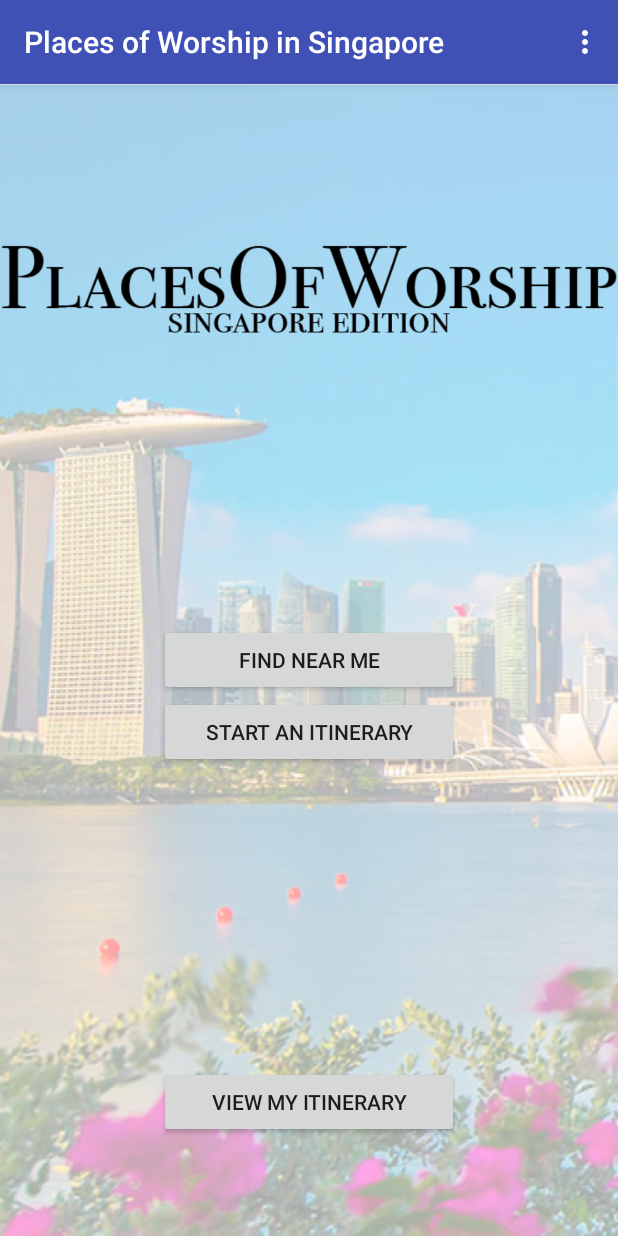
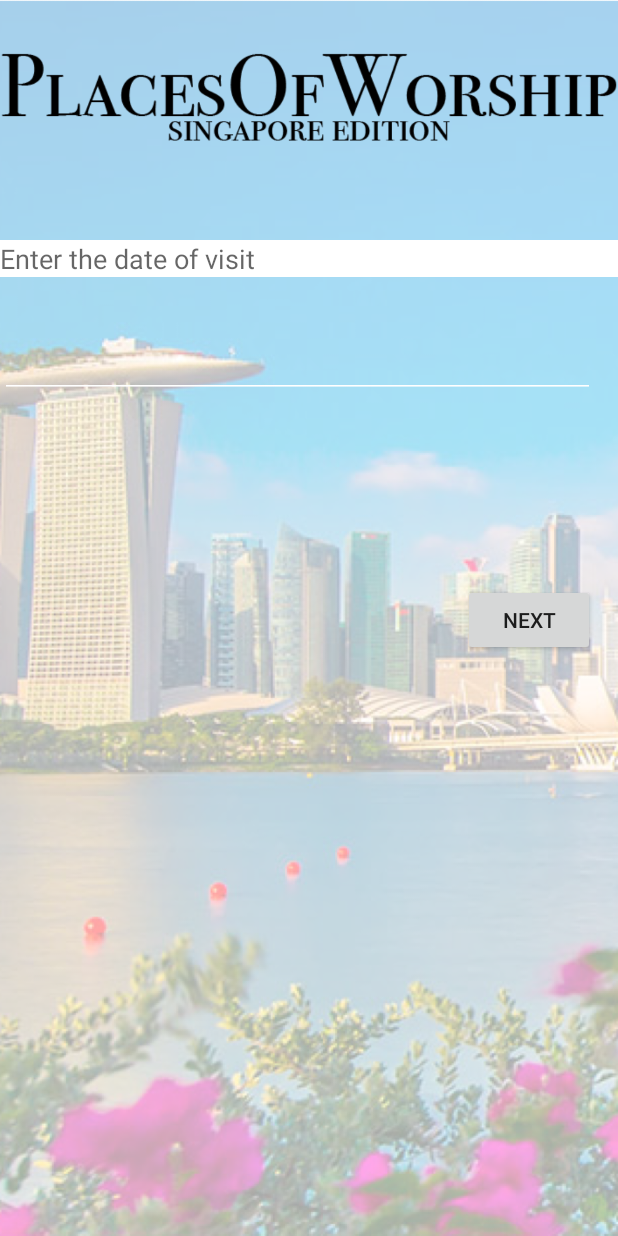
Before and after one commit to angelialau/term4aap, an Android app: the screen it shows after launch (MainActivity before the commit, newItinerary after it), after a tap on "START AN ITINERARY", on a phone screen of 412 x 824 dp. Run offline under Robolectric (Android 15) with nearby library versions, the phone set to English and light mode, and no system bars; our stand-ins replace Firebase (no records; nobody signed in at launch, a user with empty details on screens opened directly); libraries missing offline, so code that uses them is left out: com.firebase.ui; 3 statements that could not run were skipped.

Commit message:
Updates #2 of Nearby Places for FindNearMe

```diff
--- a/app/src/main/AndroidManifest.xml
+++ b/app/src/main/AndroidManifest.xml
@@ -8,12 +8,10 @@
          location permissions for the 'MyLocation' functionality.
     -->
     <uses-permission android:name="android.permission.ACCESS_FINE_LOCATION" />
-    <uses-permission android:name="android.permission.ACCESS_COARSE_LOCATION"/>
-    <uses-permission android:name="android.permission.INTERNET"/>
-    <uses-permission android:name="android.permission.WRITE_EXTERNAL_STORAGE"/>
-    <uses-permission android:name="com.google.android.providers.gsf.permission.READ_GSERVICES"/>
-
-
+    <uses-permission android:name="android.permission.ACCESS_COARSE_LOCATION" />
+    <uses-permission android:name="android.permission.INTERNET" />
+    <uses-permission android:name="android.permission.WRITE_EXTERNAL_STORAGE" />
+    <uses-permission android:name="com.google.android.providers.gsf.permission.READ_GSERVICES" />
 
     <application
         android:allowBackup="true"
@@ -44,7 +42,8 @@
 
         <activity
             android:name=".NearMe"
-            android:label="@string/title_activity_find_near_me"></activity>
+            android:label="@string/title_activity_find_near_me" />
+        <activity android:name=".newItinerary"></activity>
     </application>
 
 </manifest>
--- a/app/src/main/java/com/example/angelia/term4androidappproject/MainActivity.java
+++ b/app/src/main/java/com/example/angelia/term4androidappproject/MainActivity.java
@@ -49,13 +49,7 @@ public class MainActivity extends AppCompatActivity implements SharedPreferences
         buttonStartNewItinerary = findViewById(R.id.start_itinerary_button);
 
         // Setup OnClick listeners
-        buttonStartNewItinerary.setOnClickListener(new View.OnClickListener() {
-            @Override
-            public void onClick(View v) {
-                // TODO wire up to the right activity
-                Intent intent = new Intent();
-            }
-        });
+        buttonStartNewItinerary.setOnClickListener(buttonStartNewItineraryOnClickListener);
 
         buttonMyItinerary.setOnClickListener(new View.OnClickListener() {
             @Override
@@ -66,14 +60,7 @@ public class MainActivity extends AppCompatActivity implements SharedPreferences
         });
 
         buttonFindNearMe.setOnClickListener(buttonFindNearMeOnClickListener);
-      /*  buttonFindNearMe.setOnClickListener(new View.OnClickListener() {
-            @Override
-            public void onClick(View v){
-                Intent intent = new Intent(v.getContext(),NearMe.class);
-                intent.putExtra("PlacePref",preferences.getPlacePref());
-                startActivity(intent);
-            }
-        });*/
+
         // Setting up objects related to Authentication
         firebaseAuth = FirebaseAuth.getInstance();
         authStateListener = new FirebaseAuth.AuthStateListener() {
@@ -120,6 +107,15 @@ public class MainActivity extends AppCompatActivity implements SharedPreferences
         @Override
         public void onClick(View v) {
             Intent intent = new Intent(v.getContext(),NearMe.class);
+            intent.putExtra("PlacePref",preferences.getPlacePref());
+            startActivity(intent);
+        }};
+
+    View.OnClickListener buttonStartNewItineraryOnClickListener =  new View.OnClickListener(){
+
+        @Override
+        public void onClick(View v) {
+            Intent intent = new Intent(v.getContext(),newItinerary.class);
             intent.putExtra("PlacePref",preferences.getPlacePref());
             startActivity(intent);
         }};
--- a/app/src/main/java/com/example/angelia/term4androidappproject/NearMe.java
+++ b/app/src/main/java/com/example/angelia/term4androidappproject/NearMe.java
@@ -38,7 +38,7 @@ public class NearMe extends FragmentActivity implements OnMapReadyCallback,
         GoogleApiClient.OnConnectionFailedListener,
         LocationListener {
 
-    String[] places = new String[4];
+    String[] places = new String[3];
     Spinner placeSpinner;
     String choice;
     Button goButton;
@@ -46,7 +46,7 @@ public class NearMe extends FragmentActivity implements OnMapReadyCallback,
     private GoogleMap mMap;
     double latitude;
     double longitude;
-    private int PROXIMITY_RADIUS = 500;
+    private int PROXIMITY_RADIUS = 10000;
     GoogleApiClient mGoogleApiClient;
     Location mLastLocation;
     Marker mCurrLocationMarker;
@@ -59,9 +59,8 @@ public class NearMe extends FragmentActivity implements OnMapReadyCallback,
         setContentView(R.layout.activity_find_near_me);
 
         places[0]=getString(R.string.hindu_temple);
-        places[1] = getString(R.string.chinese_temple);
-        places[2] = getString(R.string.mosque);
-        places[3] = getString(R.string.church);
+        places[1] = getString(R.string.mosque);
+        places[2] = getString(R.string.church);
 
         Intent intent = getIntent();
         final String placePref = intent.getStringExtra("PlacePref");
@@ -198,9 +197,13 @@ public class NearMe extends FragmentActivity implements OnMapReadyCallback,
         StringBuilder googlePlacesUrl = new StringBuilder("https://maps.googleapis.com/maps/api/place/nearbysearch/json?");
         googlePlacesUrl.append("location=" + latitude + "," + longitude);
         googlePlacesUrl.append("&radius=" + PROXIMITY_RADIUS);
-        if(nearbyPlace.equals(getString(R.string.hindu_temple))){nearbyPlace = "hindu_temple";}
+        if(nearbyPlace.equals(getString(R.string.hindu_temple))){
+            nearbyPlace = "hindu_temple";
+        }
+        else{
+            nearbyPlace = nearbyPlace.toLowerCase();
+        }
         googlePlacesUrl.append("&type=" + nearbyPlace.toLowerCase());
-        googlePlacesUrl.append("&keyword=" + nearbyPlace.toLowerCase());
         googlePlacesUrl.append("&sensor=true");
         googlePlacesUrl.append("&key=" + "AIzaSyATuUiZUkEc_UgHuqsBJa1oqaODI-3mLs0");
         Log.d("getUrl", googlePlacesUrl.toString());
--- /dev/null
+++ b/app/src/main/java/com/example/angelia/term4androidappproject/newItinerary.java
@@ -0,0 +1,50 @@
+package com.example.angelia.term4androidappproject;
+
+import android.content.Intent;
+import android.support.v7.app.AppCompatActivity;
+import android.os.Bundle;
+import android.view.View;
+import android.widget.AdapterView;
+import android.widget.Spinner;
+
+public class newItinerary extends AppCompatActivity {
+    String[] places = new String[3];
+    String placePref;
+    Spinner locationSpinner;
+    boolean clicked = false;
+    String choice;
+    @Override
+    protected void onCreate(Bundle savedInstanceState) {
+        super.onCreate(savedInstanceState);
+        setContentView(R.layout.activity_new_itinerary);
+
+        Intent intent = getIntent();
+        final String placePref = intent.getStringExtra("PlacePref");
+
+        places[0] = getString(R.string.hindu_temple);
+        places[1] = getString(R.string.mosque);
+        places[2] = getString(R.string.church);
+
+        CustomSpinnerAdapter customSpinnerAdapter = new CustomSpinnerAdapter(this, R.layout.activity_itinerary,places,getString(R.string.no_preference),placePref,getString(R.string.mosque));
+        locationSpinner.setAdapter(customSpinnerAdapter);
+
+        locationSpinner.setOnItemSelectedListener(new AdapterView.OnItemSelectedListener() {
+            @Override
+            public void onItemSelected(AdapterView<?> parentView, View selectedItemView, int position, long id) {
+                if(!clicked){
+                    choice = places[position];
+                }else{
+                    choice = placePref;
+                    clicked = true;
+                }
+
+            }
+
+            @Override
+            public void onNothingSelected(AdapterView<?> parentView) {
+            }
+
+        });
+
+    }
+}
--- /dev/null
+++ b/app/src/main/res/layout/activity_new_itinerary.xml
@@ -0,0 +1,79 @@
+<?xml version="1.0" encoding="utf-8"?>
+<RelativeLayout xmlns:android="http://schemas.android.com/apk/res/android"
+    xmlns:app="http://schemas.android.com/apk/res-auto"
+    xmlns:tools="http://schemas.android.com/tools"
+    android:layout_width="match_parent"
+    android:layout_height="match_parent"
+    tools:context="com.example.angelia.term4androidappproject.newItinerary">
+
+    <ImageView
+        android:id="@+id/imageView3"
+        android:layout_width="match_parent"
+        android:layout_height="match_parent"
+        android:layout_centerInParent="true"
+        android:scaleType="centerCrop"
+        android:src="@drawable/homescreenbackground" />
+
+    <ImageView
+        android:id="@+id/imageView4"
+        android:layout_width="match_parent"
+        android:layout_height="wrap_content"
+        android:layout_alignBottom="@+id/homepage_name"
+        android:layout_alignParentLeft="true"
+        android:layout_alignParentStart="true"
+        android:src="@drawable/logo" />
+
+    <ImageView
+        android:id="@+id/homepage_name3"
+        android:layout_width="match_parent"
+        android:layout_height="200dp"
+        android:layout_alignParentLeft="true"
+        android:layout_alignParentStart="true"
+        android:layout_alignParentTop="true" />
+
+    <EditText
+        android:id="@+id/dateEditText"
+        android:layout_width="match_parent"
+        android:layout_height="wrap_content"
+        android:layout_alignBottom="@+id/homepage_name3"
+        android:layout_alignParentLeft="true"
+        android:layout_alignParentStart="true"
+        android:layout_marginBottom="15dp"
+        android:background="@android:color/white"
+        android:ems="10"
+        android:hint="Enter the date of visit"
+        android:inputType="date" />
+
+    <AutoCompleteTextView
+        android:id="@+id/locationEditText"
+        android:layout_width="match_parent"
+        android:layout_height="wrap_content"
+        android:layout_alignParentEnd="true"
+        android:layout_alignParentRight="true"
+        android:layout_below="@+id/dateEditText"
+        android:layout_marginEnd="15dp"
+        android:layout_marginRight="15dp"
+        android:layout_marginTop="20dp"
+        android:backgroundTint="@android:color/white"
+        android:popupBackground="@android:color/white" />
+
+    <Button
+        android:id="@+id/nextButton"
+        android:layout_width="wrap_content"
+        android:layout_height="wrap_content"
+        android:layout_alignEnd="@+id/locationEditText"
+        android:layout_alignRight="@+id/locationEditText"
+        android:layout_below="@+id/preferenceSpinner"
+        android:layout_marginTop="68dp"
+        android:text="Next" />
+
+    <Spinner
+        android:id="@+id/preferenceSpinner"
+        android:layout_width="match_parent"
+        android:layout_height="wrap_content"
+        android:layout_alignParentLeft="true"
+        android:layout_alignParentStart="true"
+        android:layout_below="@+id/locationEditText"
+        android:layout_marginTop="56dp"
+        android:background="@android:color/white" />
+</RelativeLayout>
--- a/app/src/main/res/values/styles.xml
+++ b/app/src/main/res/values/styles.xml
@@ -1,7 +1,7 @@
 <resources>
 
     <!-- Base application theme. -->
-    <style name="AppTheme" parent="Theme.AppCompat.Light.DarkActionBar">
+    <style name="AppTheme" parent="Theme.AppCompat.Light.NoActionBar">
         <!-- Customize your theme here. -->
         <item name="colorPrimary">@color/colorPrimary</item>
         <item name="colorPrimaryDark">@color/colorPrimaryDark</item>
```
